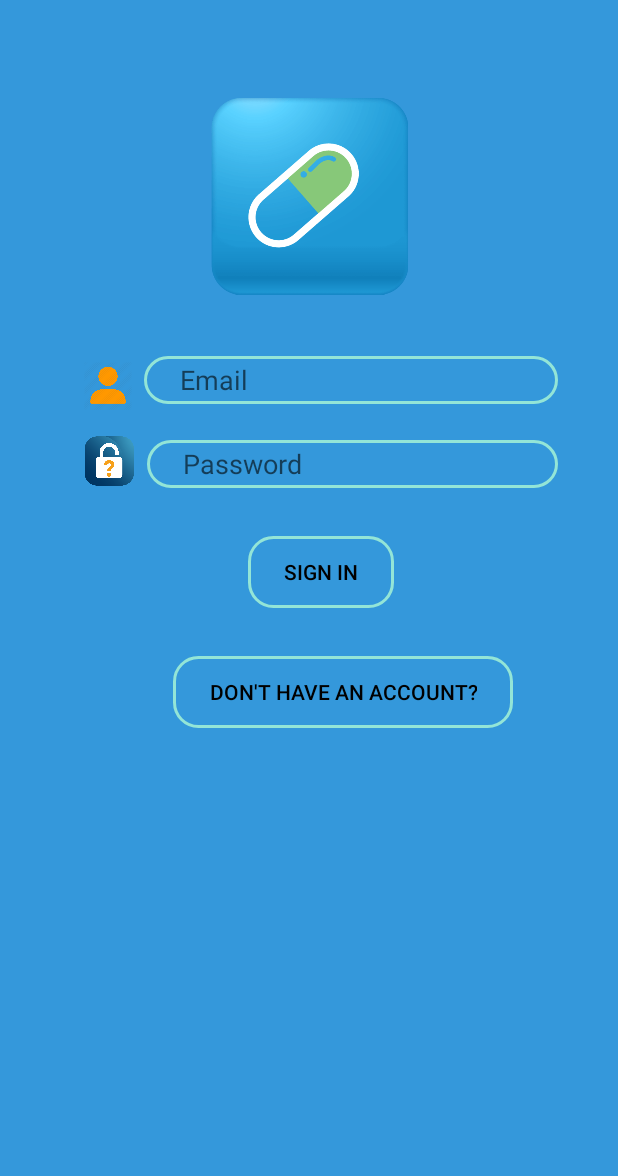
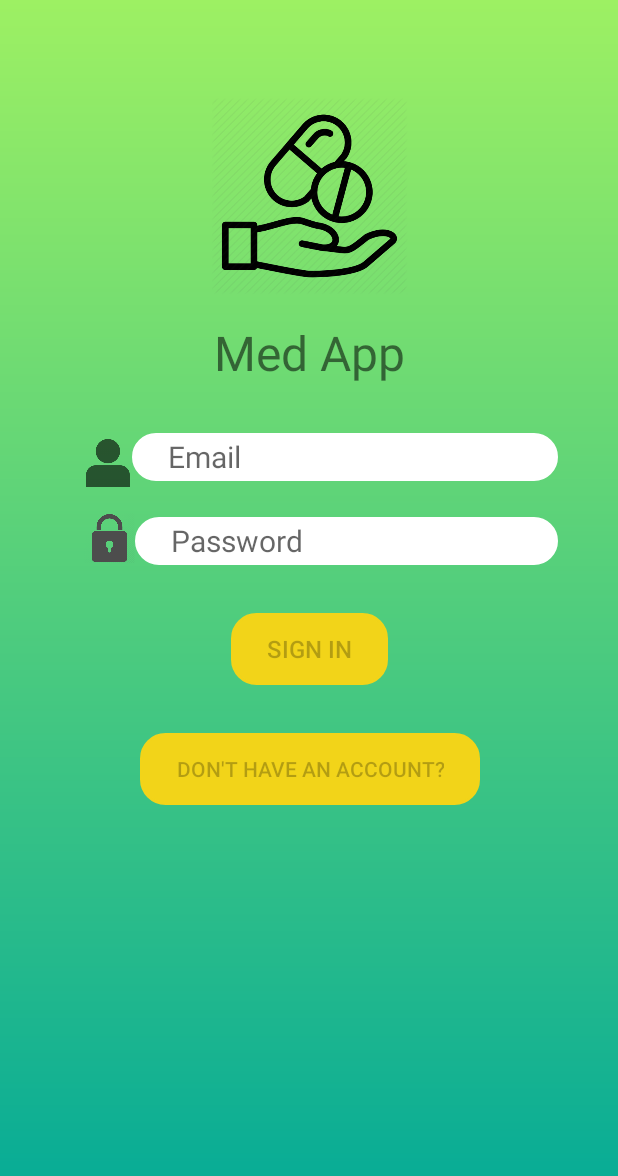
Before and after one commit to AndreiBisoc/medProject, an Android app: the layout activity_login.xml on its own in the app's theme, with its tools: preview values and no code run, on a phone screen of 412 x 824 dp. Shown: the top 1176 px of the screen. Run offline under Robolectric (Android 15) with nearby library versions, the phone set to English and light mode, and no system bars.

Commit message:
login page almost done, finally

```diff
--- a/app/src/main/AndroidManifest.xml
+++ b/app/src/main/AndroidManifest.xml
@@ -12,10 +12,6 @@
         <activity
             android:name=".ui.login.LoginActivity"
             android:label="@string/title_activity_login">
-
-        </activity>
-
-        <activity android:name=".ListActivity">
             <intent-filter>
                 <action android:name="android.intent.action.MAIN" />
 
@@ -23,6 +19,10 @@
             </intent-filter>
         </activity>
 
+        <activity android:name=".ListActivity">
+
+        </activity>
+
         <activity android:name=".DrugActivity">
         </activity>
     </application>
--- /dev/null
+++ b/app/src/main/res/drawable/background.xml
@@ -0,0 +1,9 @@
+<?xml version="1.0" encoding="utf-8"?>
+<shape xmlns:android="http://schemas.android.com/apk/res/android" android:shape="rectangle">
+
+    <gradient
+        android:angle="90"
+        android:endColor="@color/background_top"
+        android:startColor="@color/background_bottom"
+        android:type="linear" />
+</shape>
--- /dev/null
+++ b/app/src/main/res/drawable/button.xml
@@ -0,0 +1,14 @@
+<?xml version="1.0" encoding="utf-8"?>
+<shape xmlns:android="http://schemas.android.com/apk/res/android" android:shape="rectangle">
+    <stroke
+        android:width="2dp"
+        android:color="@color/button" />
+
+    <corners android:radius="16dp"/>
+
+    <gradient
+        android:angle="45"
+        android:endColor="@color/button"
+        android:startColor="@color/button"
+        android:type="linear" />
+</shape>
--- a/app/src/main/res/drawable/radius.xml
+++ b/app/src/main/res/drawable/input_field.xml
@@ -2,6 +2,14 @@
 <shape xmlns:android="http://schemas.android.com/apk/res/android" android:shape="rectangle">
     <stroke
         android:width="2dp"
-        android:color="@color/secondaryColor" />
+        android:color="@color/white" />
+
     <corners android:radius="16dp"/>
+
+    <gradient
+        android:angle="90"
+        android:endColor="@color/white"
+        android:startColor="@color/white"
+        android:type="linear" />
+
 </shape>
--- a/app/src/main/res/layout/activity_login.xml
+++ b/app/src/main/res/layout/activity_login.xml
@@ -10,7 +10,7 @@
     android:paddingRight="@dimen/activity_horizontal_margin"
     android:paddingBottom="@dimen/activity_vertical_margin"
     tools:context=".ui.login.LoginActivity"
-    android:background="#3498DB">
+    android:background="@drawable/background">
 
     <ImageView
         android:id="@+id/imageView"
@@ -34,28 +34,26 @@
         android:contentDescription="@string/logo"
         android:src="@drawable/user"
         app:layout_constraintStart_toStartOf="parent"
-        app:layout_constraintTop_toBottomOf="@+id/imageView"
+        app:layout_constraintTop_toBottomOf="@+id/textView2"
         tools:srcCompat="@tools:sample/avatars" />
 
     <EditText
         android:id="@+id/username"
         android:layout_width="0dp"
         android:layout_height="32dp"
-        android:layout_marginStart="8dp"
-        android:layout_marginLeft="8dp"
         android:layout_marginTop="32dp"
         android:layout_marginEnd="24dp"
-        android:paddingRight="24dp"
-        android:paddingLeft="24dp"
+        android:background="@drawable/input_field"
         android:hint="@string/prompt_email"
         android:inputType="textEmailAddress"
+        android:paddingLeft="24dp"
+        android:paddingRight="24dp"
         android:selectAllOnFocus="true"
-        android:textColor="@color/text"
-        android:background="@drawable/radius"
+        android:textSize="20sp"
         app:layout_constraintEnd_toEndOf="parent"
         app:layout_constraintHorizontal_bias="0.0"
         app:layout_constraintStart_toEndOf="@+id/imageView2"
-        app:layout_constraintTop_toBottomOf="@+id/imageView" />
+        app:layout_constraintTop_toBottomOf="@+id/textView2" />
 
     <ImageView
         android:id="@+id/imageView3"
@@ -73,18 +71,17 @@
         android:id="@+id/password"
         android:layout_width="0dp"
         android:layout_height="32dp"
-        android:layout_marginStart="8dp"
-        android:layout_marginLeft="8dp"
         android:layout_marginTop="24dp"
         android:layout_marginEnd="24dp"
-        android:paddingRight="24dp"
-        android:paddingLeft="24dp"
-        android:background="@drawable/radius"
+        android:background="@drawable/input_field"
         android:hint="@string/prompt_password"
         android:imeActionLabel="@string/action_sign_in_short"
         android:imeOptions="actionDone"
         android:inputType="textPassword"
+        android:paddingLeft="24dp"
+        android:paddingRight="24dp"
         android:selectAllOnFocus="true"
+        android:textSize="20dp"
         app:layout_constraintEnd_toEndOf="parent"
         app:layout_constraintHorizontal_bias="0.812"
         app:layout_constraintStart_toEndOf="@+id/imageView3"
@@ -96,14 +93,14 @@
         android:layout_height="wrap_content"
         android:layout_gravity="start"
         android:layout_marginTop="32dp"
-        android:background="@drawable/radius"
+        android:background="@drawable/button"
         android:enabled="false"
         android:paddingLeft="24dp"
         android:paddingRight="24dp"
         android:text="@string/action_sign_in"
-        android:textColor="@color/text"
-        app:layout_constraintEnd_toEndOf="@+id/password"
-        app:layout_constraintStart_toStartOf="@+id/imageView2"
+        android:textSize="16sp"
+        app:layout_constraintEnd_toEndOf="@+id/imageView"
+        app:layout_constraintStart_toStartOf="@+id/imageView"
         app:layout_constraintTop_toBottomOf="@+id/password" />
 
     <Button
@@ -112,15 +109,24 @@
         android:layout_height="wrap_content"
         android:layout_gravity="start"
         android:layout_marginTop="32dp"
-        android:background="@drawable/radius"
+        android:background="@drawable/button"
         android:enabled="false"
         android:paddingLeft="24dp"
         android:paddingRight="24dp"
         android:text="@string/action_register"
-        android:textColor="@color/text"
-        app:layout_constraintEnd_toEndOf="@+id/password"
-        app:layout_constraintHorizontal_bias="0.36"
-        app:layout_constraintStart_toStartOf="@+id/password"
+        app:layout_constraintEnd_toEndOf="@+id/login"
+        app:layout_constraintStart_toStartOf="@+id/login"
         app:layout_constraintTop_toBottomOf="@+id/login" />
 
+    <TextView
+        android:id="@+id/textView2"
+        android:layout_width="wrap_content"
+        android:layout_height="wrap_content"
+        android:layout_marginTop="8dp"
+        android:text="@string/app_name"
+        android:textSize="32sp"
+        app:layout_constraintEnd_toEndOf="parent"
+        app:layout_constraintStart_toStartOf="parent"
+        app:layout_constraintTop_toBottomOf="@+id/imageView" />
+
 </androidx.constraintlayout.widget.ConstraintLayout>
--- a/app/src/main/res/layout/rv_row.xml
+++ b/app/src/main/res/layout/rv_row.xml
@@ -49,5 +49,5 @@
         app:layout_constraintTop_toBottomOf="@+id/tvScop"
         android:layout_marginRight="@dimen/text_margin_standard"
         android:textSize="@dimen/text_unitate"
-        android:textColor="@color/colorAccent"/>
+        android:textColor="@color/black"/>
 </androidx.constraintlayout.widget.ConstraintLayout>
--- a/app/src/main/res/values/colors.xml
+++ b/app/src/main/res/values/colors.xml
@@ -1,9 +1,9 @@
 <?xml version="1.0" encoding="utf-8"?>
 <resources>
-    <color name="colorPrimary">#008577</color>
-    <color name="secondaryColor">#93e5d7</color>
-    <color name="text">#000000</color>
+    <color name="background_top">#9DF063</color>
+    <color name="background_bottom">#01A998</color>
+    <color name="button">#F2D419</color>
+    <color name="white">#FFFFFF</color>
+    <color name="black">#000000</color>
     <color name="red">#ff0000</color>
-    <color name="colorPrimaryDark">#00574B</color>
-    <color name="colorAccent">#D81B60</color>
 </resources>
--- a/app/src/main/res/values/strings.xml
+++ b/app/src/main/res/values/strings.xml
@@ -1,5 +1,4 @@
 <resources>
-    <string name="app_name">medProject</string>
     <string name="save_menu">save</string>
     <string name="logo">Logo</string>
     <string name="title_activity_login">Sign in</string>
@@ -13,4 +12,5 @@
     <string name="invalid_username">Not a valid username</string>
     <string name="invalid_password">Password must be >5 characters</string>
     <string name="login_failed">"Login failed"</string>
+    <string name="app_name">"Med App"</string>
 </resources>
--- a/app/src/main/res/values/styles.xml
+++ b/app/src/main/res/values/styles.xml
@@ -3,9 +3,9 @@
     <!-- Base application theme. -->
     <style name="AppTheme" parent="Theme.AppCompat.Light.DarkActionBar">
         <!-- Customize your theme here. -->
-        <item name="colorPrimary">@color/colorPrimary</item>
-        <item name="colorPrimaryDark">@color/colorPrimaryDark</item>
-        <item name="colorAccent">@color/colorAccent</item>
+<!--        <item name="colorPrimary">@color/colorPrimary</item>-->
+<!--        <item name="colorPrimaryDark">@color/colorPrimaryDark</item>-->
+<!--        <item name="colorAccent">@color/colorAccent</item>-->
     </style>
 
 </resources>
```
Also changed, not shown: app/src/main/res/drawable/logo.png, app/src/main/res/drawable/pass.png, app/src/main/res/drawable/user.png.
